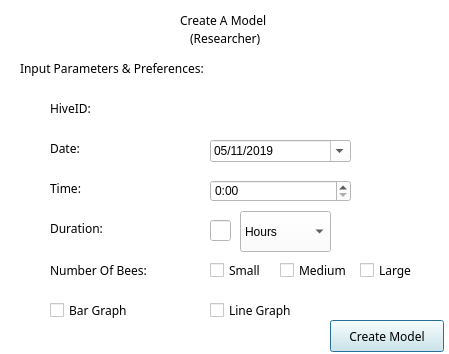
Above: LoginGUI/createmodel.ui from ShihoVN/HiveChime before the change. Below: the same form after it.
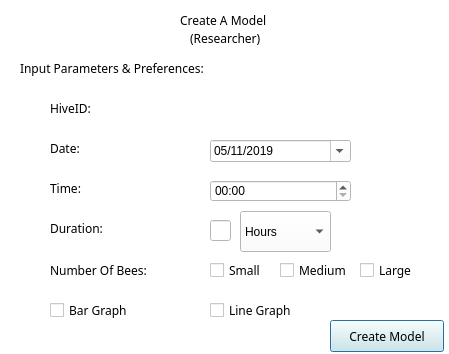
That is the form after the change.

Commit message: login Gui edit2

What changed in the file:
```diff
--- a/LoginGUI/createmodel.ui
+++ b/LoginGUI/createmodel.ui
@@ -1268,7 +1268,7 @@
     </datetime>
    </property>
    <property name="displayFormat">
-    <string>h:mm </string>
+    <string>hh:mm </string>
    </property>
   </widget>
  </widget>
```
The commit also changes 1 other file.
